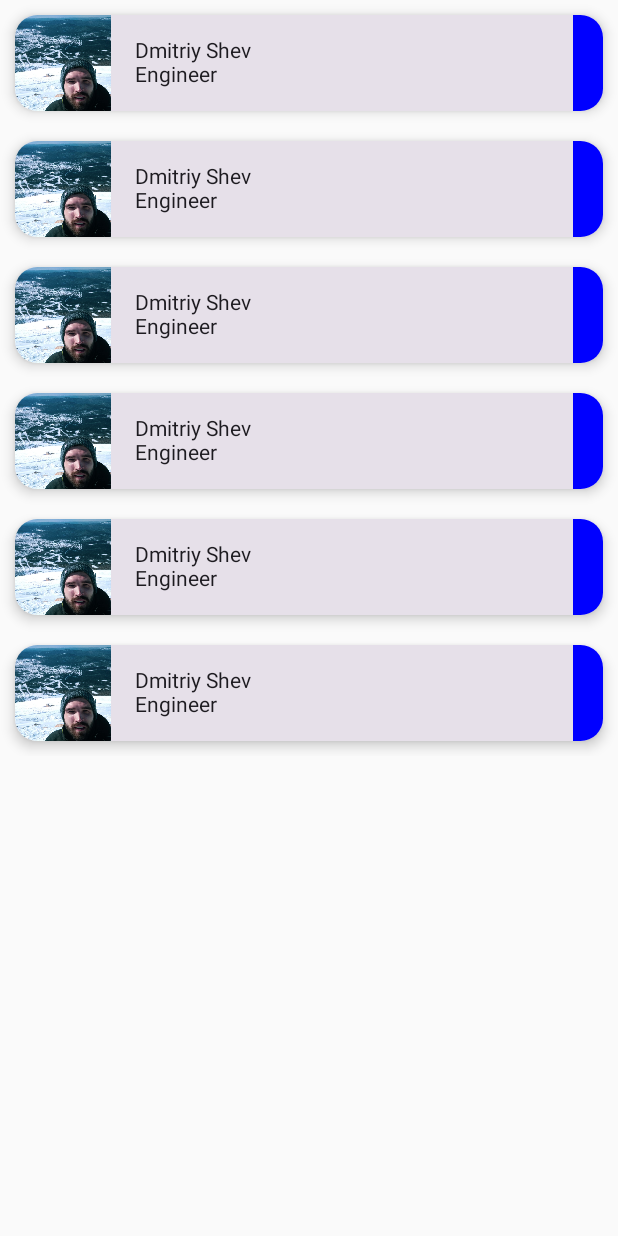
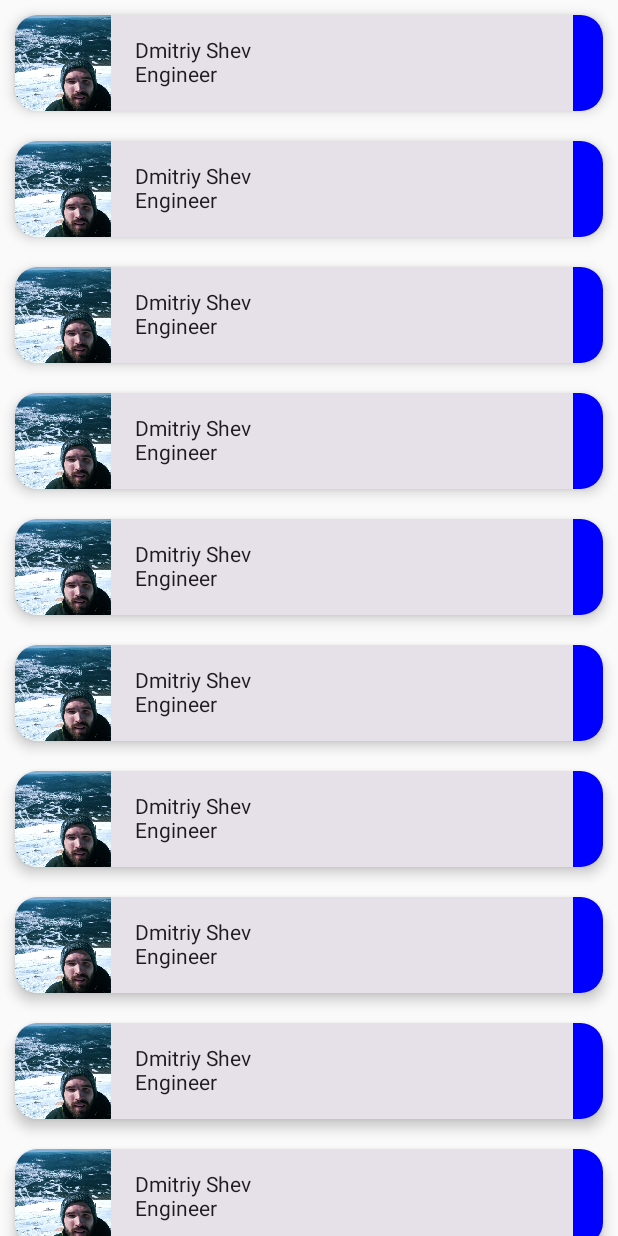
Before and after one commit to Shevy-D/ComposeLessonYouTube, an Android app built with Jetpack Compose: the screen it shows after launch (MainActivity), on a phone screen of 412 x 824 dp. Run offline under Robolectric (Android 15) with nearby library versions, the phone set to English and light mode, and no system bars.

Commit message:
Lesson 3

```diff
--- a/app/src/main/java/com/shevy/composelessonyoutube/MainActivity.kt
+++ b/app/src/main/java/com/shevy/composelessonyoutube/MainActivity.kt
@@ -1,10 +1,16 @@
 package com.shevy.composelessonyoutube
 
 import android.os.Bundle
+import android.util.Log
 import androidx.activity.ComponentActivity
 import androidx.activity.compose.setContent
 import androidx.compose.foundation.Image
 import androidx.compose.foundation.background
+import androidx.compose.foundation.clickable
+import androidx.compose.foundation.gestures.Orientation
+import androidx.compose.foundation.gestures.ScrollableState
+import androidx.compose.foundation.gestures.detectDragGesturesAfterLongPress
+import androidx.compose.foundation.gestures.scrollable
 import androidx.compose.foundation.layout.Arrangement
 import androidx.compose.foundation.layout.Box
 import androidx.compose.foundation.layout.Column
@@ -14,7 +20,9 @@ import androidx.compose.foundation.layout.height
 import androidx.compose.foundation.layout.padding
 import androidx.compose.foundation.layout.size
 import androidx.compose.foundation.layout.width
+import androidx.compose.foundation.rememberScrollState
 import androidx.compose.foundation.shape.RoundedCornerShape
+import androidx.compose.foundation.verticalScroll
 import androidx.compose.material3.Card
 import androidx.compose.material3.CardDefaults
 import androidx.compose.material3.Text
@@ -22,6 +30,7 @@ import androidx.compose.runtime.Composable
 import androidx.compose.ui.Alignment
 import androidx.compose.ui.Modifier
 import androidx.compose.ui.graphics.Color
+import androidx.compose.ui.input.pointer.pointerInput
 import androidx.compose.ui.layout.ContentScale
 import androidx.compose.ui.res.painterResource
 import androidx.compose.ui.unit.dp
@@ -30,7 +39,12 @@ class MainActivity : ComponentActivity() {
     override fun onCreate(savedInstanceState: Bundle?) {
         super.onCreate(savedInstanceState)
         setContent {
-            Column() {
+            Column(modifier = Modifier.verticalScroll(rememberScrollState())) {
+                ListItem("Dmitriy Shev", "Engineer")
+                ListItem("Dmitriy Shev", "Engineer")
+                ListItem("Dmitriy Shev", "Engineer")
+                ListItem("Dmitriy Shev", "Engineer")
+                ListItem("Dmitriy Shev", "Engineer")
                 ListItem("Dmitriy Shev", "Engineer")
                 ListItem("Dmitriy Shev", "Engineer")
                 ListItem("Dmitriy Shev", "Engineer")
@@ -46,7 +60,15 @@ class MainActivity : ComponentActivity() {
         Card(
             modifier = Modifier
                 .fillMaxWidth()
-                .padding(10.dp),
+                .padding(10.dp)
+                .pointerInput(Unit){
+                    detectDragGesturesAfterLongPress { change, dragAmount ->
+                        Log.d("TestLog", "Long press: $dragAmount")
+                    }
+                }
+                .clickable {
+                    Log.d("TestLog", "Clicked")
+                },
             shape = RoundedCornerShape(15.dp),
             elevation = CardDefaults.cardElevation(
                 defaultElevation = 5.dp
```
